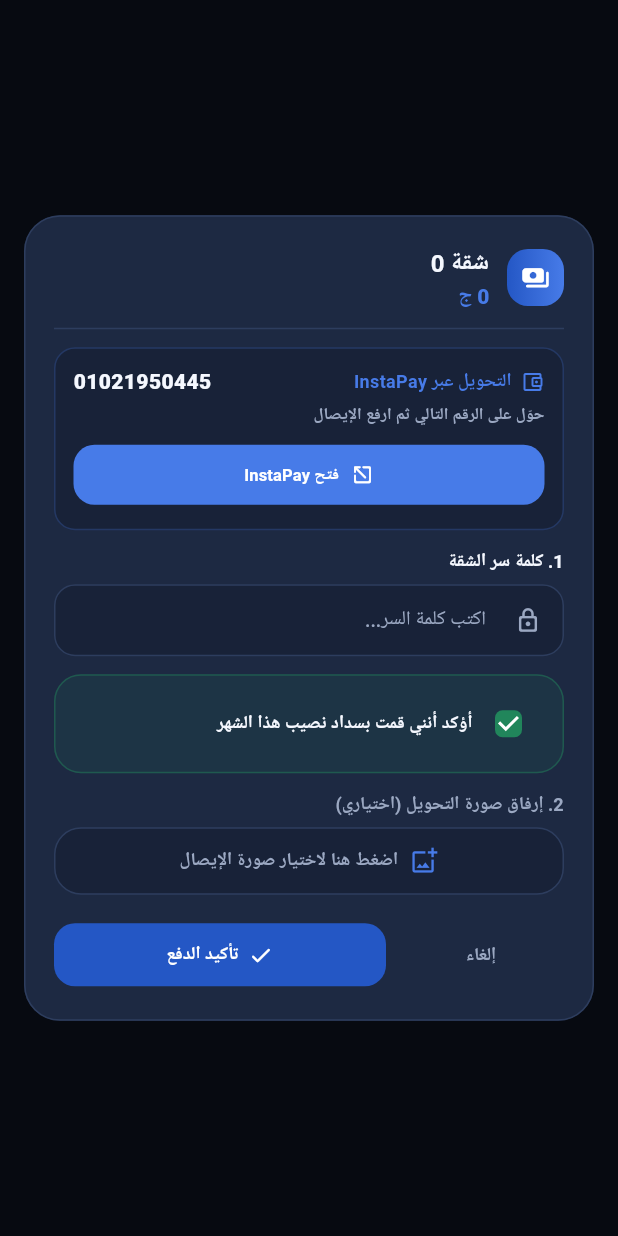
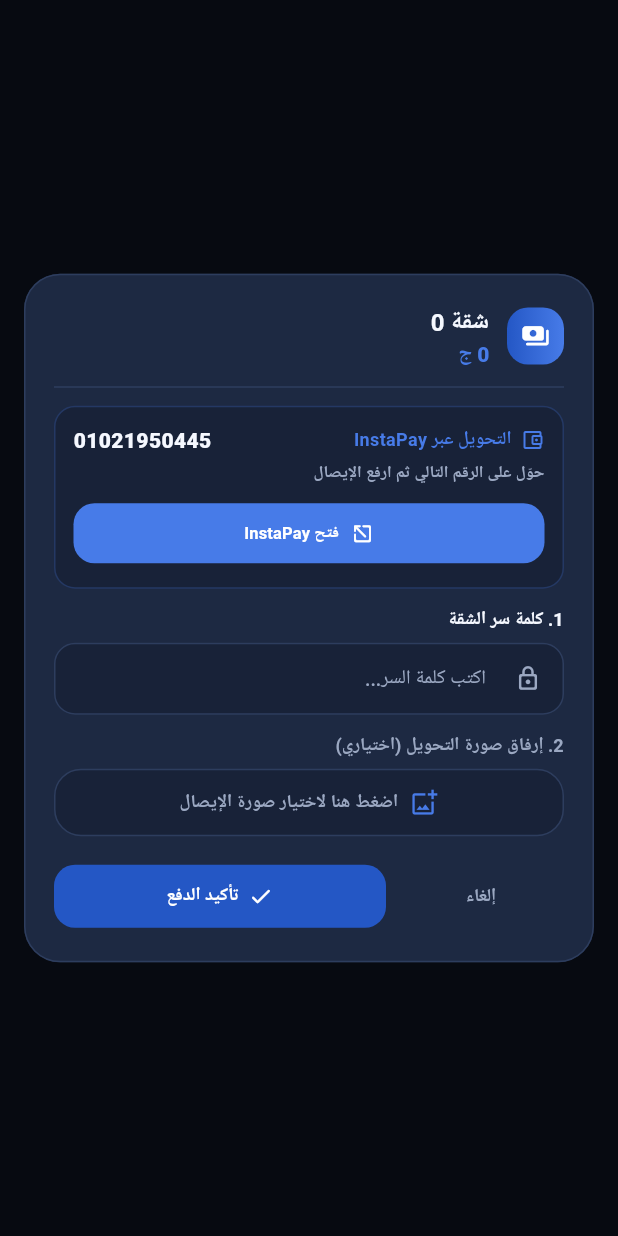
Before and after one commit to mostafa-zaied/building34, a Flutter app: what showApartmentPaymentDialog() shows on an empty page, opened directly with empty values, on a phone screen of 412 x 824 dp. Run offline on Flutter 3.47's test engine with Material 3 defaults, Android fonts, the phone set to English and light mode, and no system bars; our stand-ins replace flutter_bloc, image_picker, shared_preferences, supabase_flutter; accounts and stored records are empty; network calls fail.

Commit message:
refactor: remove payment confirmation checkbox and add extra charge badge

```diff
--- a/lib/l10n/app_ar.arb
+++ b/lib/l10n/app_ar.arb
@@ -39,8 +39,6 @@
   "step1Passcode": "1. كلمة سر الشقة{demoHint}",
   "enterPassHint": "اكتب كلمة السر...",
   "step2Image": "2. إرفاق صورة التحويل (اختياري)",
-  "confirmPaidCheckbox": "أؤكد أنني قمت بسداد نصيب هذا الشهر",
-  "errConfirmCheckbox": "يرجى تفعيل علامة تأكيد الدفع أولاً!",
   "noReceiptAttached": "تم تأكيد الدفع بدون إرفاق صورة",
   "pickImagePrompt": "اضغط هنا لاختيار صورة الإيصال",
   "chosenFile": "تم اختيار: {name}",
@@ -141,5 +139,6 @@
   "monthShareLine": "نصيب الشهر",
   "totalDueLabel": "الإجمالي المطلوب",
   "confirmDeleteExtraBody": "هل تريد حذف هذا البند الإضافي ({amount})؟",
-  "extraChargeAddedToast": "تم إضافة الرسوم الإضافية"
+  "extraChargeAddedToast": "تم إضافة الرسوم الإضافية",
+  "extraBadge": "+{amount} إضافي"
 }
--- a/lib/l10n/app_en.arb
+++ b/lib/l10n/app_en.arb
@@ -111,8 +111,6 @@
   },
   "enterPassHint": "Enter passcode...",
   "step2Image": "2. Transfer Screenshot (Optional)",
-  "confirmPaidCheckbox": "I confirm I have paid this month's share",
-  "errConfirmCheckbox": "Please check the payment confirmation box first!",
   "noReceiptAttached": "Confirmed without receipt image",
   "pickImagePrompt": "Tap here to select receipt image",
   "chosenFile": "Selected: {name}",
@@ -286,5 +284,7 @@
       }
     }
   },
-  "extraChargeAddedToast": "Extra charge added"
+  "extraChargeAddedToast": "Extra charge added",
+  "extraBadge": "+{amount} extra",
+  "@extraBadge": { "placeholders": { "amount": { "type": "int" } } }
 }
--- a/lib/l10n/app_localizations.dart
+++ b/lib/l10n/app_localizations.dart
@@ -331,18 +331,6 @@ abstract class AppLocalizations {
   /// In en, this message translates to:
   /// **'2. Transfer Screenshot (Optional)'**
   String get step2Image;
-
-  /// No description provided for @confirmPaidCheckbox.
-  ///
-  /// In en, this message translates to:
-  /// **'I confirm I have paid this month\'s share'**
-  String get confirmPaidCheckbox;
-
-  /// No description provided for @errConfirmCheckbox.
-  ///
-  /// In en, this message translates to:
-  /// **'Please check the payment confirmation box first!'**
-  String get errConfirmCheckbox;
 
   /// No description provided for @noReceiptAttached.
   ///
@@ -949,6 +937,12 @@ abstract class AppLocalizations {
   /// In en, this message translates to:
   /// **'Extra charge added'**
   String get extraChargeAddedToast;
+
+  /// No description provided for @extraBadge.
+  ///
+  /// In en, this message translates to:
+  /// **'+{amount} extra'**
+  String extraBadge(int amount);
 }
 
 class _AppLocalizationsDelegate
--- a/lib/widgets/dialogs/apartment_payment_dialog.dart
+++ b/lib/widgets/dialogs/apartment_payment_dialog.dart
@@ -191,7 +191,6 @@ Future<void> showApartmentPaymentDialog({
     text: hasSavedPass ? state.savedAptPass! : '',
   );
   bool useSavedPass = hasSavedPass;
-  bool confirmed = true;
   Uint8List? pickedBytes;
   String? pickedName;
   String? errMsg;
@@ -515,62 +514,6 @@ Future<void> showApartmentPaymentDialog({
                 ],
                 const SizedBox(height: AppSpacing.md),
 
-                // Confirmation Checkbox Card
-                InkWell(
-                  borderRadius: BorderRadius.circular(AppRadius.lg),
-                  onTap: () {
-                    setModalState(() {
-                      confirmed = !confirmed;
-                      if (confirmed) errMsg = null;
-                    });
-                  },
-                  child: AnimatedContainer(
-                    duration: const Duration(milliseconds: 180),
-                    padding: const EdgeInsetsDirectional.symmetric(
-                      horizontal: AppSpacing.md,
-                      vertical: AppSpacing.sm,
-                    ),
-                    decoration: BoxDecoration(
-                      color: confirmed
-                          ? AppColors.emerald.withValues(alpha: isDark ? 0.12 : 0.08)
-                          : AppColors.surface(isDark),
-                      borderRadius: BorderRadius.circular(AppRadius.lg),
-                      border: Border.all(
-                        color: confirmed
-                            ? AppColors.emerald.withValues(alpha: 0.45)
-                            : AppColors.border(isDark),
-                      ),
-                    ),
-                    child: Row(
-                      children: [
-                        Checkbox(
-                          value: confirmed,
-                          activeColor: AppColors.emerald,
-                          shape: RoundedRectangleBorder(
-                            borderRadius: BorderRadius.circular(5),
-                          ),
-                          onChanged: (v) {
-                            setModalState(() {
-                              confirmed = v ?? false;
-                              if (confirmed) errMsg = null;
-                            });
-                          },
-                        ),
-                        Expanded(
-                          child: Text(
-                            s.confirmPaidCheckbox,
-                            style: AppTypography.label.copyWith(
-                              color: AppColors.textPrimary(isDark),
-                              fontWeight: FontWeight.w700,
-                            ),
-                          ),
-                        ),
-                      ],
-                    ),
-                  ),
-                ),
-                const SizedBox(height: AppSpacing.md),
-
                 // Step 2: Optional receipt image
                 Text(
                   s.step2Image,
@@ -707,10 +650,6 @@ Future<void> showApartmentPaymentDialog({
                         onPressed: submitting
                             ? null
                             : () async {
-                                if (!confirmed) {
-                                  setModalState(() => errMsg = s.errConfirmCheckbox);
-                                  return;
-                                }
                                 setModalState(() => submitting = true);
                                 final resErr = await cubit.submitPayment(
                                   aptNum: aptNum,
--- a/lib/widgets/home/apartments_grid.dart
+++ b/lib/widgets/home/apartments_grid.dart
@@ -150,6 +150,7 @@ class ApartmentsGrid extends StatelessWidget {
                   final payment = month.payments[aptNum];
                   final isPaid = payment != null;
 
+                  final extraTotal = month.extraTotalFor(aptNum);
                   return ApartmentCard(
                     aptNum: aptNum,
                     label: state.aptLabel(aptNum),
@@ -157,7 +158,7 @@ class ApartmentsGrid extends StatelessWidget {
                     paidLabel: s.paidBadge,
                     isPaid: isPaid,
                     hasReceipt: payment?.receiptUrl != null,
-                    hasExtraCharge: month.extraTotalFor(aptNum) > 0,
+                    extraBadgeText: extraTotal > 0 ? s.extraBadge(extraTotal) : null,
                     onTap: () => onTapApartment(aptNum),
                   );
                 },
```
Also changed, not shown: lib/l10n/app_localizations_ar.dart (+5 -6 lines), lib/l10n/app_localizations_en.dart (+5 -7 lines), lib/widgets/home/apartment_card.dart (+23 -7 lines).
